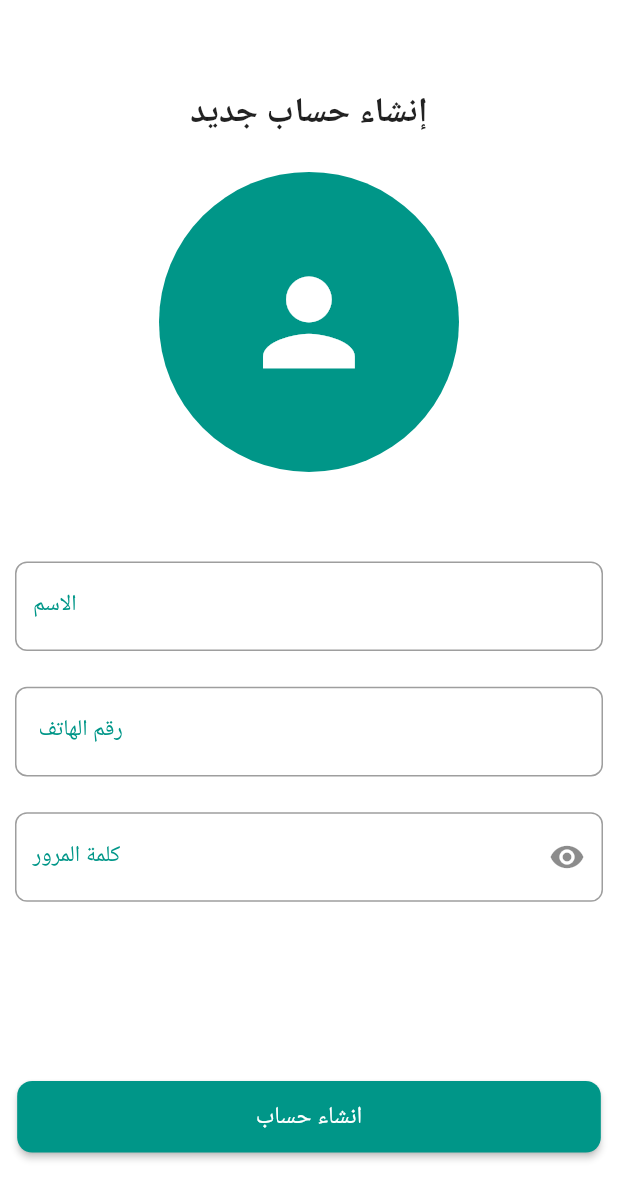
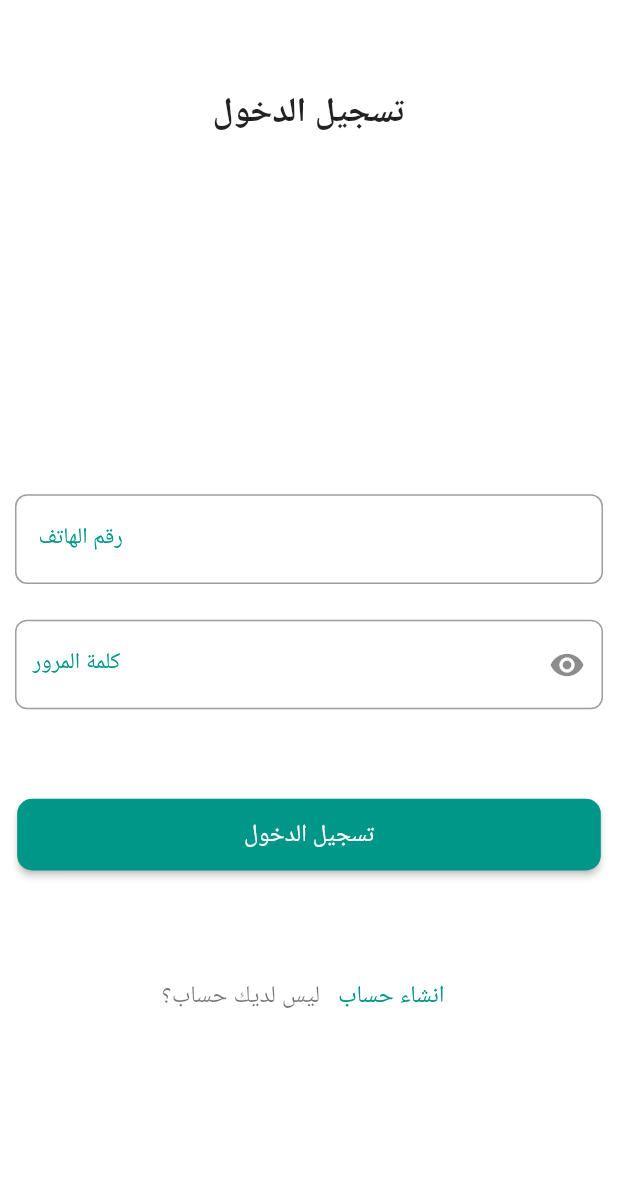
Before and after one commit to Osama-creator/sohba, a Flutter app: the screen it shows after launch, on a phone screen of 412 x 824 dp. Shown: the top 1200 px of the screen. Run offline on Flutter 3.47's test engine with Material 3 defaults, Android fonts, the phone set to English and light mode, and no system bars; our stand-ins replace cloud_firestore, firebase_auth, firebase_core, flutter_riverpod, flutter_screenutil, gap and 7 more; missing offline and left inert: cloudinary_public; accounts and stored records are empty; Roboto replaces fonts that are missing (Cairo).

```diff
--- a/lib/view/screens/auth/sign_in_page.dart
+++ b/lib/view/screens/auth/sign_in_page.dart
@@ -1,10 +1,85 @@
 import 'package:flutter/material.dart';
+import 'package:flutter_riverpod/flutter_riverpod.dart';
+import 'package:flutter_screenutil/flutter_screenutil.dart';
+import 'package:gap/gap.dart';
+import 'package:sohba/config/utils/colors.dart';
+import 'package:sohba/controller/auth_controller.dart';
+import 'package:sohba/view/screens/auth/sign_up_page.dart';
+import 'package:sohba/view/widgets/text_field.dart';
 
-class SignInPage extends StatelessWidget {
+class SignInPage extends ConsumerWidget {
   const SignInPage({super.key});
 
   @override
-  Widget build(BuildContext context) {
-    return Container();
+  Widget build(BuildContext context, WidgetRef ref) {
+    final isLoading = ref.watch(signUpControllerProvider);
+    final signUpController = ref.read(signUpControllerProvider.notifier);
+
+    return Scaffold(
+        body: SingleChildScrollView(
+      child: Column(children: [
+        Gap(50.h),
+        Center(
+          child: Text(
+            'تسجيل الدخول',
+            style: Theme.of(context).textTheme.titleLarge,
+          ),
+        ),
+        Gap(200.h),
+        SizedBox(
+          height: 50.h,
+          child: MyTextField(
+            controller: signUpController.phoneC,
+            labelText: ' رقم الهاتف',
+            hintText: "ادخل  رقم الهاتف",
+            maxLength: 11,
+            keyboardType: TextInputType.phone,
+          ),
+        ),
+        Gap(20.h),
+        SizedBox(
+          height: 50.h,
+          child: MyTextField(
+            controller: signUpController.passwordC,
+            labelText: 'كلمة المرور',
+            hintText: "ادخل كلمة المرور",
+            obscureText: true,
+          ),
+        ),
+        Gap(50.h),
+        Container(
+            padding: EdgeInsets.symmetric(horizontal: 10.w),
+            width: double.infinity,
+            height: 40.h,
+            child: ElevatedButton(
+                onPressed: () {
+                  signUpController.login(context);
+                },
+                child: isLoading
+                    ? const CircularProgressIndicator(
+                        color: AppColors.white,
+                        strokeWidth: 3,
+                      )
+                    : const Text('تسجيل الدخول'))),
+        Gap(50.h),
+        Row(
+          mainAxisAlignment: MainAxisAlignment.center,
+          children: [
+            Text(
+              'ليس لديك حساب؟ ',
+              style: Theme.of(context).textTheme.bodySmall,
+            ),
+            TextButton(
+                onPressed: () {
+                  Navigator.push(context, MaterialPageRoute(builder: (context) => const SignUpPage()));
+                },
+                child: Text(
+                  'انشاء حساب',
+                  style: Theme.of(context).textTheme.bodySmall!.copyWith(color: AppColors.primary),
+                ))
+          ],
+        ),
+      ]),
+    ));
   }
 }
```
Also changed, not shown: lib/controller/auth_controller.dart (+29 -3 lines), lib/service/auth_service.dart (+11 -4 lines), lib/service/local_service.dart (+5 -17 lines), lib/view/screens/home/main_screen.dart (+9 -9 lines), lib/view/screens/splash/splash_screen.dart (+4 -3 lines).
